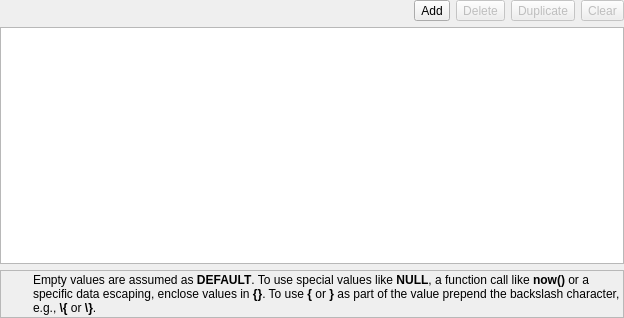
pgmodeler/pgmodeler, file libpgmodeler_ui/ui/tabledatawidget.ui: the form before one commit.
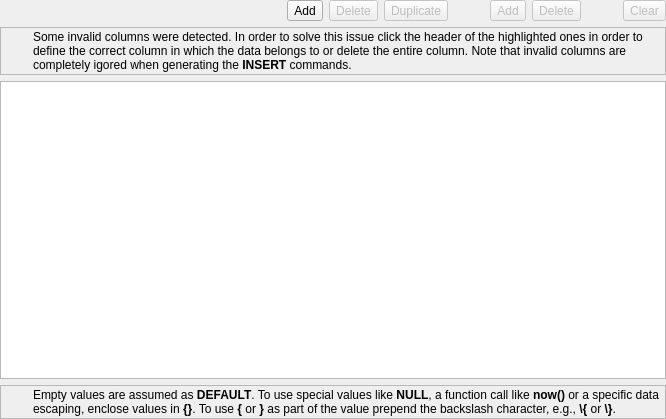
The form after the commit. Icons and pictures are not drawn.

Commit message:
Improved the duplication/delete operation in DataManipulationForm. These ops will happen only if the user selects the entire row.
Added the support to interpret initial-data tag in
DatabaseModel::createTable

The edit to the form file:
```diff
--- a/libpgmodeler_ui/ui/tabledatawidget.ui
+++ b/libpgmodeler_ui/ui/tabledatawidget.ui
@@ -6,8 +6,8 @@
    <rect>
     <x>0</x>
     <y>0</y>
-    <width>624</width>
-    <height>318</height>
+    <width>666</width>
+    <height>419</height>
    </rect>
   </property>
   <property name="windowTitle">
@@ -26,125 +26,7 @@
    <property name="bottomMargin">
     <number>0</number>
    </property>
-   <item row="0" column="3">
-    <widget class="QToolButton" name="duplicate_tb">
-     <property name="enabled">
-      <bool>false</bool>
-     </property>
-     <property name="minimumSize">
-      <size>
-       <width>0</width>
-       <height>0</height>
-      </size>
-     </property>
-     <property name="toolTip">
-      <string>Duplicate the selected rows as new ones</string>
-     </property>
-     <property name="text">
-      <string>Duplicate</string>
-     </property>
-     <property name="icon">
-      <iconset resource="../res/resources.qrc">
-       <normaloff>:/icones/icones/duprow.png</normaloff>:/icones/icones/duprow.png</iconset>
-     </property>
-     <property name="iconSize">
-      <size>
-       <width>22</width>
-       <height>22</height>
-      </size>
-     </property>
-     <property name="shortcut">
-      <string>Ctrl+D</string>
-     </property>
-     <property name="toolButtonStyle">
-      <enum>Qt::ToolButtonTextBesideIcon</enum>
-     </property>
-    </widget>
-   </item>
-   <item row="0" column="2">
-    <widget class="QToolButton" name="delete_tb">
-     <property name="enabled">
-      <bool>false</bool>
-     </property>
-     <property name="minimumSize">
-      <size>
-       <width>0</width>
-       <height>0</height>
-      </size>
-     </property>
-     <property name="toolTip">
-      <string>Delete the selected rows</string>
-     </property>
-     <property name="text">
-      <string>Delete</string>
-     </property>
-     <property name="icon">
-      <iconset resource="../res/resources.qrc">
-       <normaloff>:/icones/icones/delrow.png</normaloff>:/icones/icones/delrow.png</iconset>
-     </property>
-     <property name="iconSize">
-      <size>
-       <width>22</width>
-       <height>22</height>
-      </size>
-     </property>
-     <property name="shortcut">
-      <string>Del</string>
-     </property>
-     <property name="toolButtonStyle">
-      <enum>Qt::ToolButtonTextBesideIcon</enum>
-     </property>
-    </widget>
-   </item>
-   <item row="0" column="0">
-    <spacer name="horizontalSpacer">
-     <property name="orientation">
-      <enum>Qt::Horizontal</enum>
-     </property>
-     <property name="sizeHint" stdset="0">
-      <size>
-       <width>281</width>
-       <height>20</height>
-      </size>
-     </property>
-    </spacer>
-   </item>
-   <item row="0" column="1">
-    <widget class="QToolButton" name="add_tb">
-     <property name="enabled">
-      <bool>true</bool>
-     </property>
-     <property name="minimumSize">
-      <size>
-       <width>0</width>
-       <height>0</height>
-      </size>
-     </property>
-     <property name="toolTip">
-      <string>Add empty rows</string>
-     </property>
-     <property name="text">
-      <string>Add</string>
-     </property>
-     <property name="icon">
-      <iconset resource="../res/resources.qrc">
-       <normaloff>:/icones/icones/addrow.png</normaloff>:/icones/icones/addrow.png</iconset>
-     </property>
-     <property name="iconSize">
-      <size>
-       <width>22</width>
-       <height>22</height>
-      </size>
-     </property>
-     <property name="shortcut">
-      <string>Ins</string>
-     </property>
-     <property name="toolButtonStyle">
-      <enum>Qt::ToolButtonTextBesideIcon</enum>
-     </property>
-    </widget>
-   </item>
-   <item row="0" column="4">
+   <item row="1" column="12">
     <widget class="QToolButton" name="clear_tb">
      <property name="enabled">
       <bool>false</bool>
@@ -175,11 +57,100 @@
       <string>Shift+Del</string>
      </property>
      <property name="toolButtonStyle">
-      <enum>Qt::ToolButtonTextBesideIcon</enum>
+      <enum>Qt::ToolButtonIconOnly</enum>
      </property>
     </widget>
    </item>
-   <item row="1" column="0" colspan="5">
+   <item row="5" column="0" colspan="13">
+    <widget class="QFrame" name="hint_frm">
+     <property name="sizePolicy">
+      <sizepolicy hsizetype="Preferred" vsizetype="Fixed">
+       <horstretch>0</horstretch>
+       <verstretch>0</verstretch>
+      </sizepolicy>
+     </property>
+     <property name="minimumSize">
+      <size>
+       <width>0</width>
+       <height>30</height>
+      </size>
+     </property>
+     <property name="frameShape">
+      <enum>QFrame::StyledPanel</enum>
+     </property>
+     <property name="frameShadow">
+      <enum>QFrame::Raised</enum>
+     </property>
+     <layout class="QGridLayout" name="gridLayout_5">
+      <property name="leftMargin">
+       <number>2</number>
+      </property>
+      <property name="topMargin">
+       <number>2</number>
+      </property>
+      <property name="rightMargin">
+       <number>2</number>
+      </property>
+      <property name="bottomMargin">
+       <number>2</number>
+      </property>
+      <item row="0" column="0">
+       <widget class="QLabel" name="label_6">
+        <property name="minimumSize">
+         <size>
+          <width>24</width>
+          <height>24</height>
+         </size>
+        </property>
+        <property name="maximumSize">
+         <size>
+          <width>24</width>
+          <height>24</height>
+         </size>
+        </property>
+        <property name="text">
+         <string/>
+        </property>
+        <property name="textFormat">
+         <enum>Qt::AutoText</enum>
+        </property>
+        <property name="pixmap">
+         <pixmap resource="../res/resources.qrc">:/icones/icones/msgbox_info.png</pixmap>
+        </property>
+        <property name="scaledContents">
+         <bool>true</bool>
+        </property>
+       </widget>
+      </item>
+      <item row="0" column="1">
+       <widget class="QLabel" name="hint_lbl">
+        <property name="sizePolicy">
+         <sizepolicy hsizetype="Preferred" vsizetype="Preferred">
+          <horstretch>0</horstretch>
+          <verstretch>0</verstretch>
+         </sizepolicy>
+        </property>
+        <property name="font">
+         <font>
+          <weight>50</weight>
+          <bold>false</bold>
+          <underline>false</underline>
+          <strikeout>false</strikeout>
+          <kerning>true</kerning>
+         </font>
+        </property>
+        <property name="text">
+         <string>&lt;html&gt;&lt;head/&gt;&lt;body&gt;&lt;p&gt;Empty values are assumed as &lt;span style=&quot; font-weight:600;&quot;&gt;DEFAULT&lt;/span&gt;. To use special values like &lt;span style=&quot; font-weight:600;&quot;&gt;NULL&lt;/span&gt;, a function call like &lt;span style=&quot; font-weight:600;&quot;&gt;now()&lt;/span&gt; or a specific data escaping, enclose values in &lt;span style=&quot; font-weight:600;&quot;&gt;{}&lt;/span&gt;. To use &lt;span style=&quot; font-weight:600;&quot;&gt;{&lt;/span&gt; or &lt;span style=&quot; font-weight:600;&quot;&gt;}&lt;/span&gt; as part of the value prepend the backslash character, e.g., &lt;span style=&quot; font-weight:600;&quot;&gt;\{&lt;/span&gt; or &lt;span style=&quot; font-weight:600;&quot;&gt;\}&lt;/span&gt;.&lt;/p&gt;&lt;/body&gt;&lt;/html&gt;</string>
+        </property>
+        <property name="wordWrap">
+         <bool>true</bool>
+        </property>
+       </widget>
+      </item>
+     </layout>
+    </widget>
+   </item>
+   <item row="3" column="0" colspan="13">
     <widget class="QTableWidget" name="data_tbw">
      <property name="enabled">
       <bool>true</bool>
@@ -216,8 +187,21 @@
      </attribute>
     </widget>
    </item>
-   <item row="2" column="0" colspan="5">
-    <widget class="QFrame" name="hint_frm">
+   <item row="1" column="0" colspan="5">
+    <spacer name="horizontalSpacer">
+     <property name="orientation">
+      <enum>Qt::Horizontal</enum>
+     </property>
+     <property name="sizeHint" stdset="0">
+      <size>
+       <width>281</width>
+       <height>20</height>
+      </size>
+     </property>
+    </spacer>
+   </item>
+   <item row="2" column="0" colspan="13">
+    <widget class="QFrame" name="warn_frm">
      <property name="sizePolicy">
       <sizepolicy hsizetype="Preferred" vsizetype="Fixed">
        <horstretch>0</horstretch>
@@ -236,7 +220,7 @@
      <property name="frameShadow">
       <enum>QFrame::Raised</enum>
      </property>
-     <layout class="QGridLayout" name="gridLayout_5">
+     <layout class="QGridLayout" name="gridLayout_6">
       <property name="leftMargin">
        <number>2</number>
       </property>
@@ -250,7 +234,7 @@
        <number>2</number>
       </property>
       <item row="0" column="0">
-       <widget class="QLabel" name="label_6">
+       <widget class="QLabel" name="label_7">
         <property name="minimumSize">
          <size>
           <width>24</width>
@@ -278,7 +262,7 @@
        </widget>
       </item>
       <item row="0" column="1">
-       <widget class="QLabel" name="hint_lbl">
+       <widget class="QLabel" name="hint_lbl_2">
         <property name="sizePolicy">
          <sizepolicy hsizetype="Preferred" vsizetype="Preferred">
           <horstretch>0</horstretch>
@@ -295,7 +279,7 @@
          </font>
         </property>
         <property name="text">
-         <string>&lt;html&gt;&lt;head/&gt;&lt;body&gt;&lt;p&gt;Empty values are assumed as &lt;span style=&quot; font-weight:600;&quot;&gt;DEFAULT&lt;/span&gt;. To use special values like &lt;span style=&quot; font-weight:600;&quot;&gt;NULL&lt;/span&gt;, a function call like &lt;span style=&quot; font-weight:600;&quot;&gt;now()&lt;/span&gt; or a specific data escaping, enclose values in &lt;span style=&quot; font-weight:600;&quot;&gt;{}&lt;/span&gt;. To use &lt;span style=&quot; font-weight:600;&quot;&gt;{&lt;/span&gt; or &lt;span style=&quot; font-weight:600;&quot;&gt;}&lt;/span&gt; as part of the value prepend the backslash character, e.g., &lt;span style=&quot; font-weight:600;&quot;&gt;\{&lt;/span&gt; or &lt;span style=&quot; font-weight:600;&quot;&gt;\}&lt;/span&gt;.&lt;/p&gt;&lt;/body&gt;&lt;/html&gt;</string>
+         <string>&lt;html&gt;&lt;head/&gt;&lt;body&gt;&lt;p&gt;Some invalid columns were detected. In order to solve this issue click the header of the highlighted ones in order to define the correct column in which the data belongs to or delete the entire column. Note that invalid columns are completely igored when generating the &lt;span style=&quot; font-weight:600;&quot;&gt;INSERT&lt;/span&gt; commands.&lt;/p&gt;&lt;/body&gt;&lt;/html&gt;</string>
         </property>
         <property name="wordWrap">
          <bool>true</bool>
@@ -305,6 +289,213 @@
      </layout>
     </widget>
    </item>
+   <item row="1" column="11">
+    <spacer name="horizontalSpacer_3">
+     <property name="orientation">
+      <enum>Qt::Horizontal</enum>
+     </property>
+     <property name="sizeType">
+      <enum>QSizePolicy::Fixed</enum>
+     </property>
+     <property name="sizeHint" stdset="0">
+      <size>
+       <width>10</width>
+       <height>20</height>
+      </size>
+     </property>
+    </spacer>
+   </item>
+   <item row="1" column="6">
+    <widget class="QToolButton" name="del_rows_tb">
+     <property name="enabled">
+      <bool>false</bool>
+     </property>
+     <property name="minimumSize">
+      <size>
+       <width>0</width>
+       <height>0</height>
+      </size>
+     </property>
+     <property name="toolTip">
+      <string>Delete the selected rows</string>
+     </property>
+     <property name="text">
+      <string>Delete</string>
+     </property>
+     <property name="icon">
+      <iconset resource="../res/resources.qrc">
+       <normaloff>:/icones/icones/delrow.png</normaloff>:/icones/icones/delrow.png</iconset>
+     </property>
+     <property name="iconSize">
+      <size>
+       <width>22</width>
+       <height>22</height>
+      </size>
+     </property>
+     <property name="shortcut">
+      <string>Del</string>
+     </property>
+     <property name="toolButtonStyle">
+      <enum>Qt::ToolButtonIconOnly</enum>
+     </property>
+    </widget>
+   </item>
+   <item row="1" column="10">
+    <widget class="QToolButton" name="del_cols_tb">
+     <property name="enabled">
+      <bool>false</bool>
+     </property>
+     <property name="minimumSize">
+      <size>
+       <width>0</width>
+       <height>0</height>
+      </size>
+     </property>
+     <property name="toolTip">
+      <string>Delete the selected columns</string>
+     </property>
+     <property name="text">
+      <string>Delete</string>
+     </property>
+     <property name="icon">
+      <iconset resource="../res/resources.qrc">
+       <normaloff>:/icones/icones/delcol.png</normaloff>:/icones/icones/delcol.png</iconset>
+     </property>
+     <property name="iconSize">
+      <size>
+       <width>22</width>
+       <height>22</height>
+      </size>
+     </property>
+     <property name="shortcut">
+      <string>Del</string>
+     </property>
+     <property name="toolButtonStyle">
+      <enum>Qt::ToolButtonIconOnly</enum>
+     </property>
+    </widget>
+   </item>
+   <item row="1" column="5">
+    <widget class="QToolButton" name="add_row_tb">
+     <property name="enabled">
+      <bool>true</bool>
+     </property>
+     <property name="minimumSize">
+      <size>
+       <width>0</width>
+       <height>0</height>
+      </size>
+     </property>
+     <property name="toolTip">
+      <string>Add empty rows</string>
+     </property>
+     <property name="text">
+      <string>Add</string>
+     </property>
+     <property name="icon">
+      <iconset resource="../res/resources.qrc">
+       <normaloff>:/icones/icones/addrow.png</normaloff>:/icones/icones/addrow.png</iconset>
+     </property>
+     <property name="iconSize">
+      <size>
+       <width>22</width>
+       <height>22</height>
+      </size>
+     </property>
+     <property name="shortcut">
+      <string>Ins</string>
+     </property>
+     <property name="toolButtonStyle">
+      <enum>Qt::ToolButtonIconOnly</enum>
+     </property>
+    </widget>
+   </item>
+   <item row="1" column="9">
+    <widget class="QToolButton" name="add_col_tb">
+     <property name="enabled">
+      <bool>false</bool>
+     </property>
+     <property name="minimumSize">
+      <size>
+       <width>0</width>
+       <height>0</height>
+      </size>
+     </property>
+     <property name="toolTip">
+      <string>Add an empty column</string>
+     </property>
+     <property name="text">
+      <string>Add</string>
+     </property>
+     <property name="icon">
+      <iconset resource="../res/resources.qrc">
+       <normaloff>:/icones/icones/addcol.png</normaloff>:/icones/icones/addcol.png</iconset>
+     </property>
+     <property name="iconSize">
+      <size>
+       <width>22</width>
+       <height>22</height>
+      </size>
+     </property>
+     <property name="shortcut">
+      <string>Ins</string>
+     </property>
+     <property name="toolButtonStyle">
+      <enum>Qt::ToolButtonIconOnly</enum>
+     </property>
+    </widget>
+   </item>
+   <item row="1" column="7">
+    <widget class="QToolButton" name="dup_rows_tb">
+     <property name="enabled">
+      <bool>false</bool>
+     </property>
+     <property name="minimumSize">
+      <size>
+       <width>0</width>
+       <height>0</height>
+      </size>
+     </property>
+     <property name="toolTip">
+      <string>Duplicate the selected rows as new ones</string>
+     </property>
+     <property name="text">
+      <string>Duplicate</string>
+     </property>
+     <property name="icon">
+      <iconset resource="../res/resources.qrc">
+       <normaloff>:/icones/icones/duprow.png</normaloff>:/icones/icones/duprow.png</iconset>
+     </property>
+     <property name="iconSize">
+      <size>
+       <width>22</width>
+       <height>22</height>
+      </size>
+     </property>
+     <property name="shortcut">
+      <string>Ctrl+D</string>
+     </property>
+     <property name="toolButtonStyle">
+      <enum>Qt::ToolButtonIconOnly</enum>
+     </property>
+    </widget>
+   </item>
+   <item row="1" column="8">
+    <spacer name="horizontalSpacer_4">
+     <property name="orientation">
+      <enum>Qt::Horizontal</enum>
+     </property>
+     <property name="sizeType">
+      <enum>QSizePolicy::Fixed</enum>
+     </property>
+     <property name="sizeHint" stdset="0">
+      <size>
+       <width>10</width>
+       <height>20</height>
+      </size>
+     </property>
+    </spacer>
+   </item>
   </layout>
  </widget>
  <resources>
```
Left out of the diff: 2 changed lines with no effect on the pictures. The commit also changes 10 other files.
